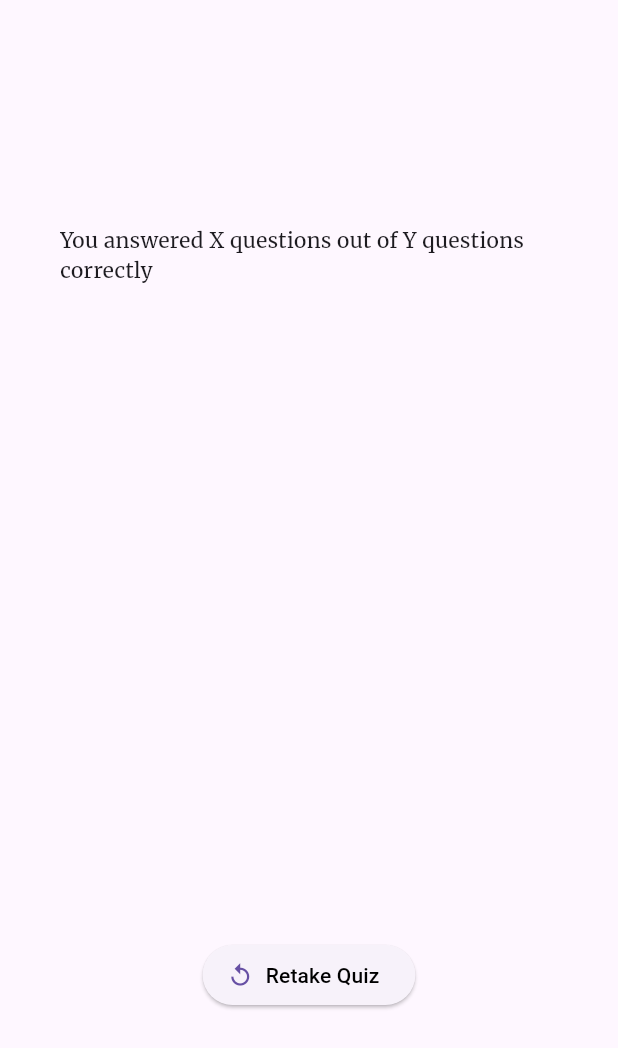
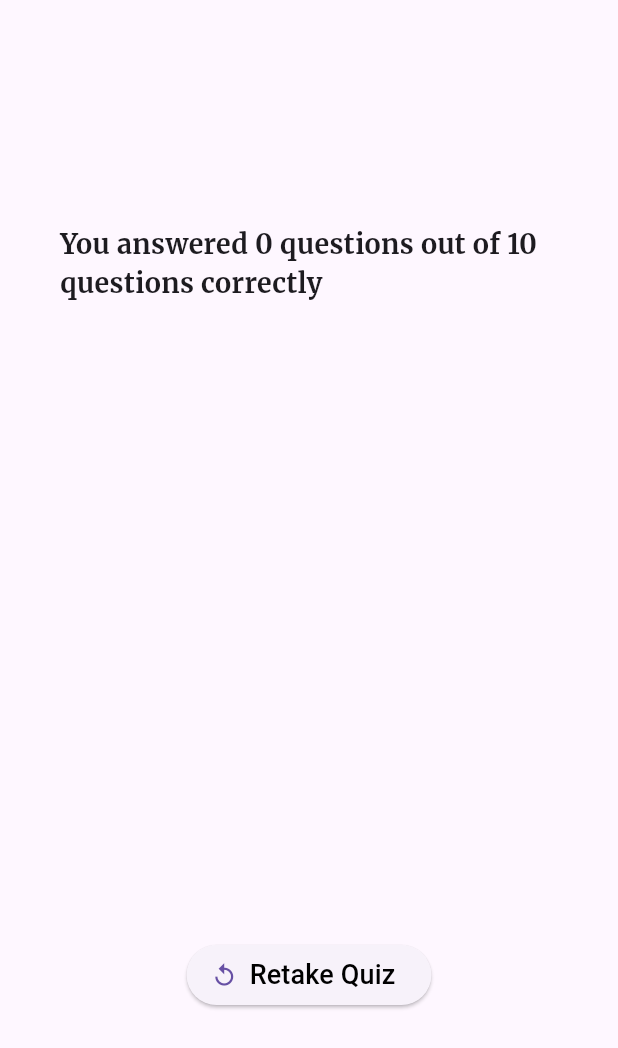
Before and after one commit to renurao1306/quizly-hallows, a Flutter app: the ResultsScreen widget shown alone on an empty page, opened directly with empty values, on a phone screen of 412 x 824 dp. Shown: the top 1048 px of the screen. Run offline on Flutter 3.47's test engine with Material 3 defaults, Android fonts, the phone set to English and light mode, and no system bars; our stand-ins replace google_fonts.

Commit message:
added quiz summary and stats to result screen

```diff
--- a/lib/results_screen.dart
+++ b/lib/results_screen.dart
@@ -23,6 +23,12 @@ class ResultsScreen extends StatelessWidget {
 
   @override
   Widget build(BuildContext context) {
+    final totalNoOfQuestions = questions.length;
+    final summaryData = getSummary();
+    final correctNoOfQuestions = summaryData.where((item) {
+      return item['correct_answer'] == item['user_answer'];
+    }).length;
+
     return Center(
       child: Container(
         margin: const EdgeInsets.symmetric(horizontal: 40, vertical: 150),
@@ -30,8 +36,12 @@ class ResultsScreen extends StatelessWidget {
           mainAxisSize: MainAxisSize.min,
           children: [
             Text(
-              'You answered X questions out of Y questions correctly',
-              style: GoogleFonts.merriweather(),
+              'You answered $correctNoOfQuestions questions out of $totalNoOfQuestions questions correctly',
+              style: GoogleFonts.merriweather(
+                  fontSize: 18, fontWeight: FontWeight.bold),
+            ),
+            const SizedBox(
+              height: 30,
             ),
             Expanded(child: QuizSummary(getSummary())),
             const SizedBox(
@@ -39,9 +49,10 @@ class ResultsScreen extends StatelessWidget {
             ),
             ElevatedButton.icon(
               onPressed: () {},
-              label: const Text(
+              label: Text(
                 'Retake Quiz',
-                style: TextStyle(color: Colors.black),
+                style: GoogleFonts.merriweatherSans(
+                    fontSize: 18, color: Colors.black),
               ),
               icon: const Icon(Icons.replay),
             )
```
Also changed, not shown: lib/quiz_summary.dart (+38 -8 lines).
